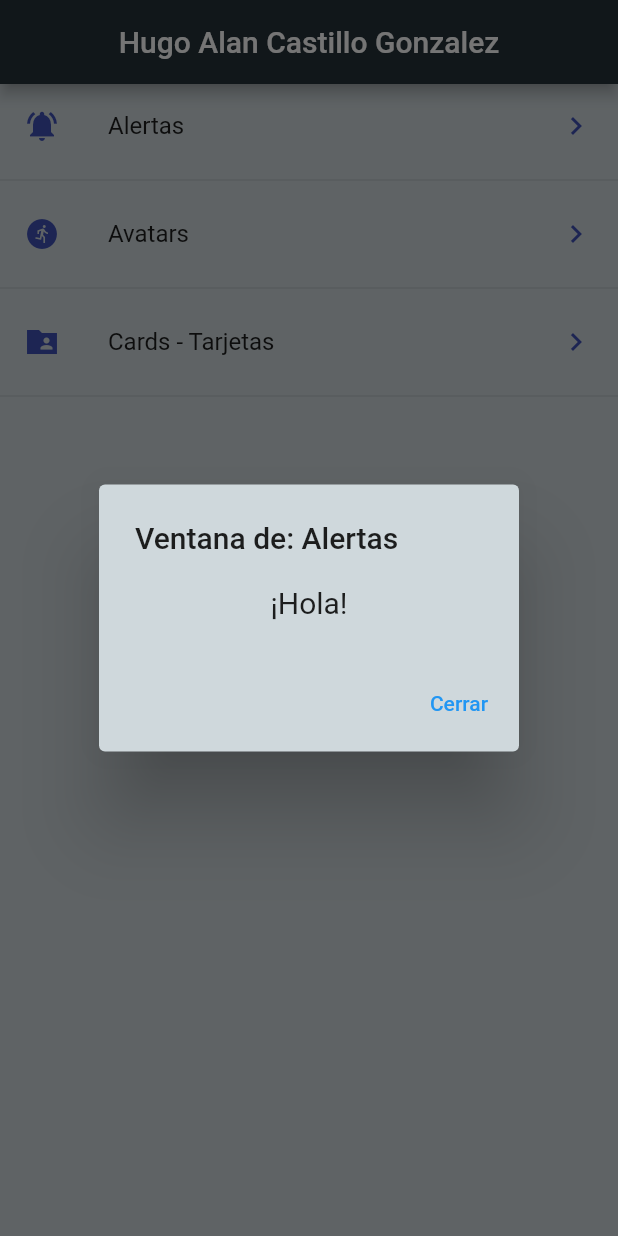
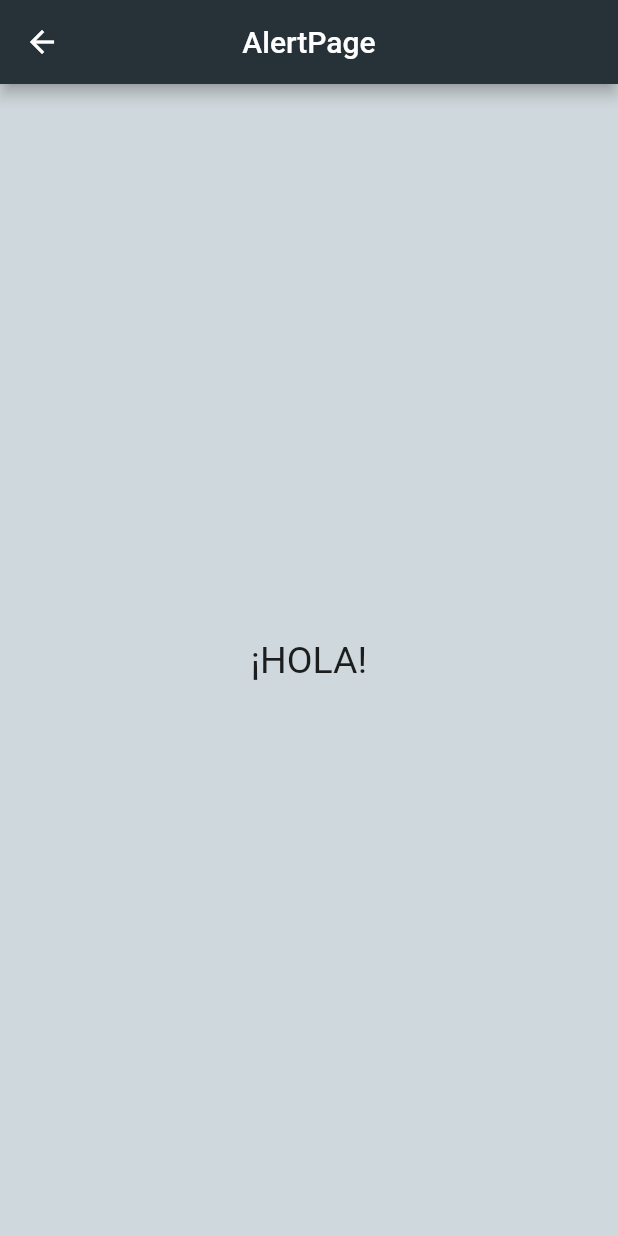
Before and after one commit to HugoAlanCastillo/FlutterCurso-Pages, a Flutter app: the screen it shows after launch, after a tap on "Alertas", on a phone screen of 412 x 824 dp. Run offline on Flutter 3.47's test engine with Material 2 defaults, Android fonts, the phone set to English and light mode, and no system bars.

Commit message:
Version 3

```diff
--- a/lib/main.dart
+++ b/lib/main.dart
@@ -1,5 +1,8 @@
 import 'package:flutter/material.dart';
-import 'package:flutter_application_widgets/src/pages/home_temp.dart';
+import 'package:flutter_application_widgets/src/pages/home_page.dart';
+import 'package:flutter_application_widgets/src/pages/alert_page.dart';
+import 'package:flutter_application_widgets/src/pages/avatar_page.dart';
+import 'package:flutter_application_widgets/src/pages/card_page.dart';
 
 void main() => runApp(MyApp());
 
@@ -10,6 +13,12 @@ class MyApp extends StatelessWidget {
       title: 'Componentes App',
       debugShowCheckedModeBanner: false,
       home: HomePage(),
+      routes: {
+        'avatar': (BuildContext context) => AvatarPage(),
+        'alert': (BuildContext context) => AlertPage(),
+        'card': (BuildContext context) => CardPage(),
+      },
+      initialRoute: '/alert',
     );
   }
 }
--- /dev/null
+++ b/lib/src/pages/alert_page.dart
@@ -0,0 +1,22 @@
+import 'package:flutter/material.dart';
+
+class AlertPage extends StatelessWidget {
+  const AlertPage({Key key}) : super(key: key);
+
+  @override
+  Widget build(BuildContext context) {
+    return Scaffold(
+      backgroundColor: Colors.blueGrey[100],
+      appBar: AppBar(
+          title: Text('AlertPage'),
+          backgroundColor: Colors.blueGrey[900],
+          centerTitle: true),
+      body: Center(
+        child: Text(
+          '¡HOLA!',
+          style: TextStyle(fontSize: 25.0),
+        ),
+      ),
+    );
+  }
+}
--- a/lib/src/pages/home_temp.dart
+++ b/lib/src/pages/home_page.dart
@@ -38,10 +38,23 @@ class HomePage extends StatelessWidget {
           color: Colors.indigo,
         ),
         onTap: () {
-          showDialog(
-            context: context,
-            builder: (BuildContext context) => _dialog(context, otp['texto']),
-          );
+          // showDi.alog(
+          //    context: context,
+          //  builder: (BuildContext context) => _dialog(context, otp['texto']),
+          //);
+
+          /*    final route = MaterialPageRoute(
+            builder: (context) => AlertPage());
+          Navigator.push(context, route);
+
+           */
+/*
+          Navigator.of(context)
+              .push(MaterialPageRoute<Null>(builder: (BuildContext context) {
+            return new AvatarPage();
+          }));
+          */
+          Navigator.pushNamed(context, otp['ruta']);
         },
       );
       opciones..add(widgetTemp)..add(Divider());
--- a/lib/src/providers/menu_providers.dart
+++ b/lib/src/providers/menu_providers.dart
@@ -4,7 +4,7 @@ import 'package:flutter/services.dart' show rootBundle;
 class _MenuProvider {
   List<dynamic> opciones = [];
   _MenuProvider() {
-    cargarData();
+    // cargarData();
   }
 
   Future<List<dynamic>> cargarData() async {
```
Also changed, not shown: lib/src/pages/avatar_page.dart (added, +22 -0 lines), lib/src/pages/card_page.dart (added, +22 -0 lines).
